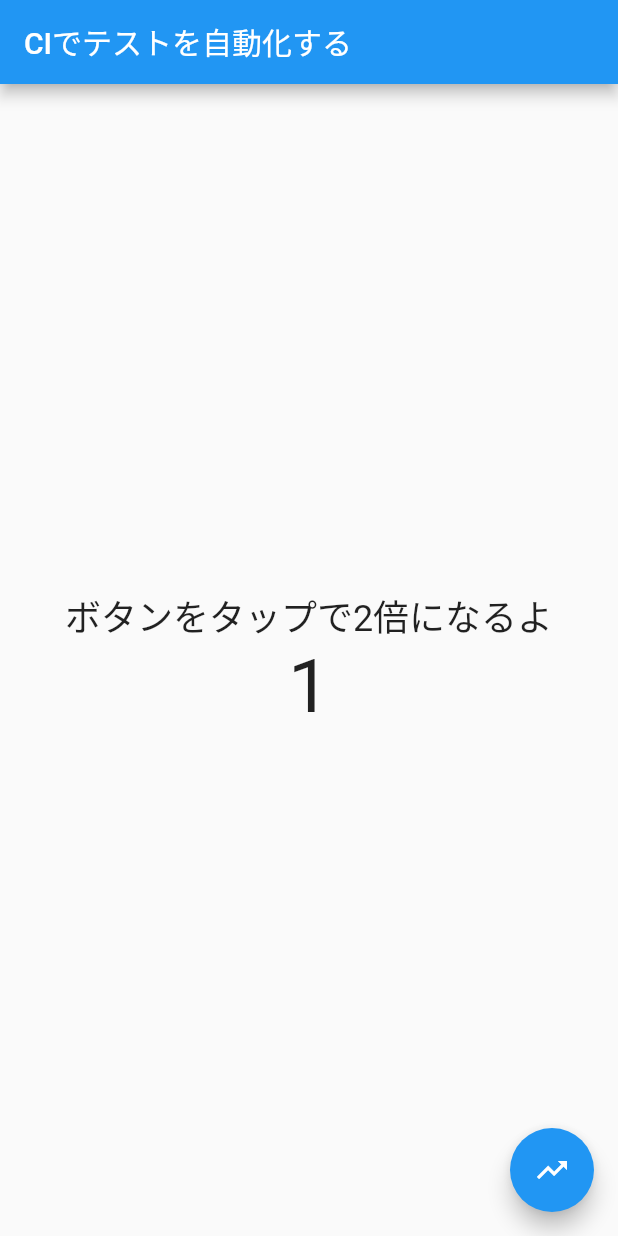
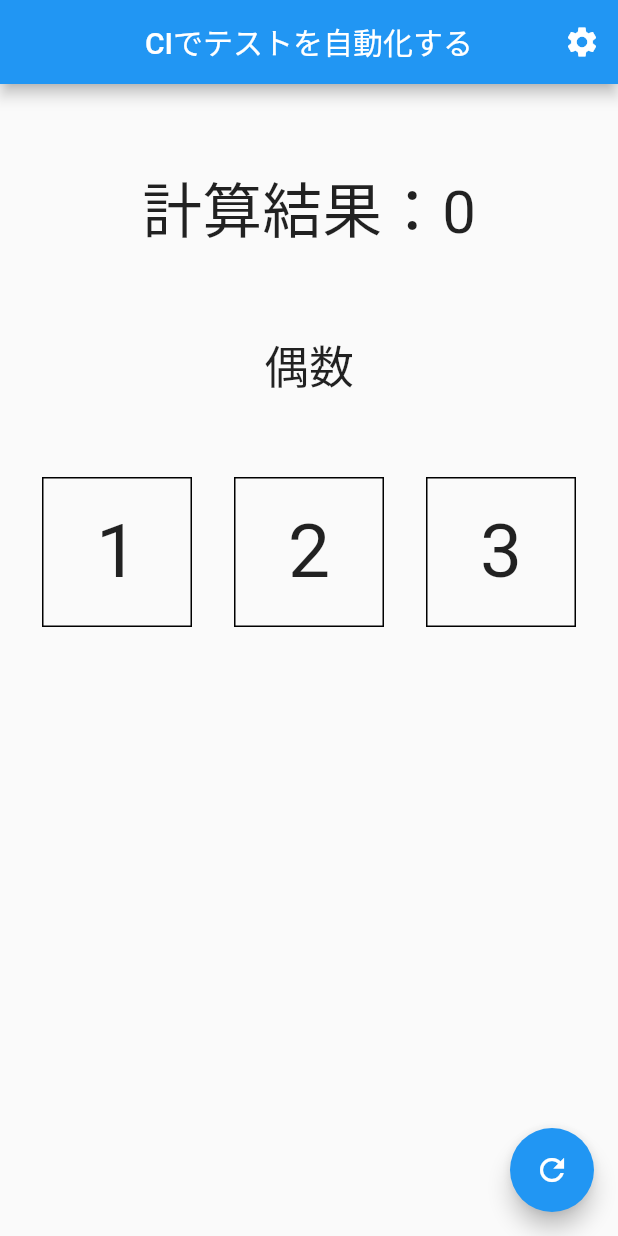
Before and after one commit to morio77/flutter-ci-test, a Flutter app: the screen it shows after launch, on a phone screen of 412 x 824 dp. Run offline on Flutter 3.47's test engine with Material 2 defaults, Android fonts, the phone set to English and light mode, and no system bars.

Commit message:
アプリとテストを作り直し

```diff
--- a/lib/calc_model.dart
+++ b/lib/calc_model.dart
@@ -1,5 +1,5 @@
 class Calculation {
-  int double(int num) {
-    return 2 * num;
+  static int add(int num1, int num2) {
+    return num1 + num2;
   }
 }
--- a/lib/main.dart
+++ b/lib/main.dart
@@ -1,7 +1,6 @@
 import 'package:flutter/material.dart';
+import 'package:flutter_ci_test/app_about.dart';
 import 'package:flutter_ci_test/calc_model.dart';
-
-import 'package:flutter_driver/flutter_driver.dart';
 
 void main() {
   runApp(MyApp());
@@ -11,7 +10,7 @@ class MyApp extends StatelessWidget {
   @override
   Widget build(BuildContext context) {
     return MaterialApp(
-      title: 'Flutter Ci Test',
+      title: 'Flutter ci Test',
       theme: ThemeData(
         primarySwatch: Colors.blue,
       ),
@@ -26,30 +25,69 @@ class MyHomePage extends StatefulWidget {
 }
 
 class _MyHomePageState extends State<MyHomePage> {
-  var _counter = 1;
+  var calcResult = 0;
   @override
   Widget build(BuildContext context) {
     return Scaffold(
       appBar: AppBar(
         title: Text('CIでテストを自動化する'),
+        centerTitle: true,
+        actions: [
+          IconButton(
+            key: Key('toAppAbout'),
+            onPressed: () => Navigator.of(context).push(MaterialPageRoute(builder: (context) {return AppAbout();})),
+            icon: Icon(Icons.settings),
+          ),
+        ],
       ),
       body: Center(
         child: Column(
-          mainAxisAlignment: MainAxisAlignment.center,
+          mainAxisAlignment: MainAxisAlignment.spaceEvenly,
           children: [
-            Text('ボタンをタップで2倍になるよ', style: TextStyle(fontSize: 24),),
-            Text('$_counter', style: TextStyle(fontSize: 50),),
+            Text('計算結果：$calcResult', style: TextStyle(fontSize: 40),),
+            Text(calcResult % 2 == 0 ? '偶数' : '奇数', style: TextStyle(fontSize: 30),),
+            Row(
+              mainAxisAlignment: MainAxisAlignment.spaceEvenly,
+              children: [
+                _numberButton(1),
+                _numberButton(2),
+                _numberButton(3),
+              ],
+            ),
+            Container( // 高さ調整用に暫定的に入れている
+              height: 300,
+              child: null,
+            ),
           ],
         ),
       ),
       floatingActionButton: FloatingActionButton(
         onPressed: () {
-          final calc = Calculation();
           setState(() {
-            _counter = calc.double(_counter);
+            calcResult = 0;
           });
         },
-        child: Icon(Icons.trending_up_outlined),
+        child: Icon(Icons.refresh),
+      ),
+    );
+  }
+
+  Widget _numberButton(int number) {
+    return InkWell(
+      hoverColor: Colors.orangeAccent,
+      key: Key(number.toString()),
+      onTap: () {
+        setState(() {
+          calcResult = Calculation.add(calcResult, number);
+        });
+      },
+      child: Container(
+        width: 100,
+        height: 100,
+        decoration: BoxDecoration(
+          border: Border.all(),
+        ),
+        child: Center(child: Text(number.toString(), style: TextStyle(fontSize: 50),)),
       ),
     );
   }
```
Also changed, not shown: lib/app_about.dart (added, +21 -0 lines), test_driver/app_test.dart (renamed from test_driver/main_test.dart, +12 -0 lines), test_driver/app.dart (renamed from test_driver/main.dart), 3 other files.
